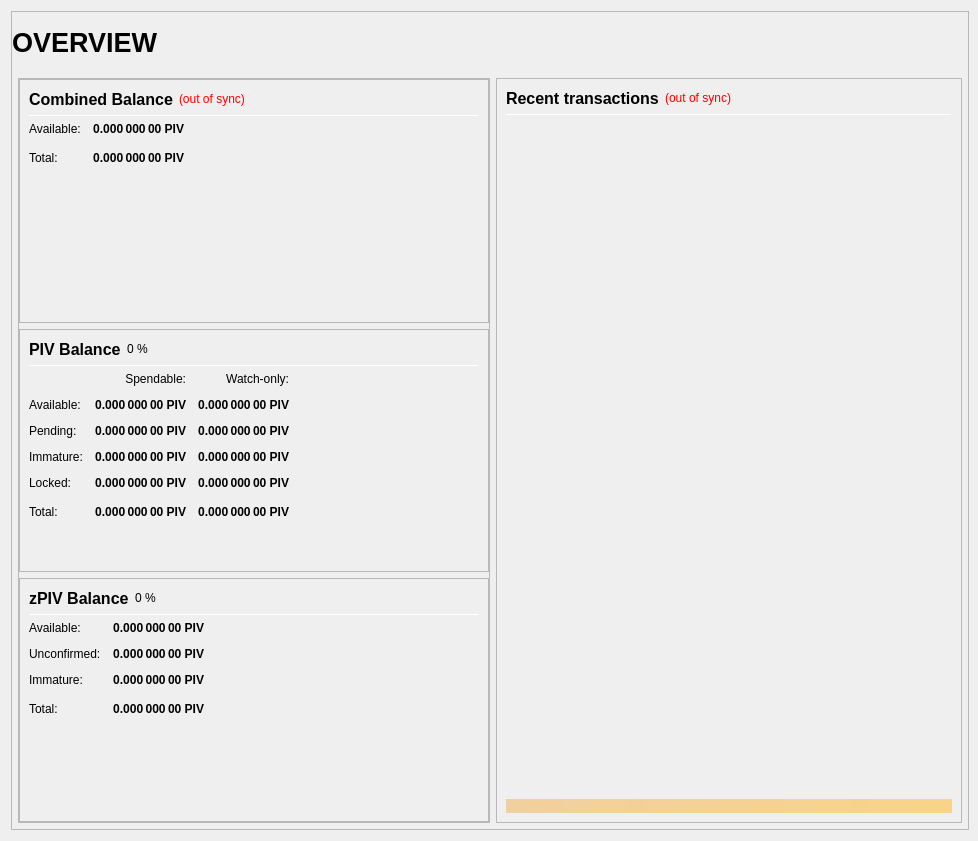
Before: the Qt Designer form src/qt/forms/overviewpage.ui in GoFundDev/GO-FUND, drawn with Qt 5.
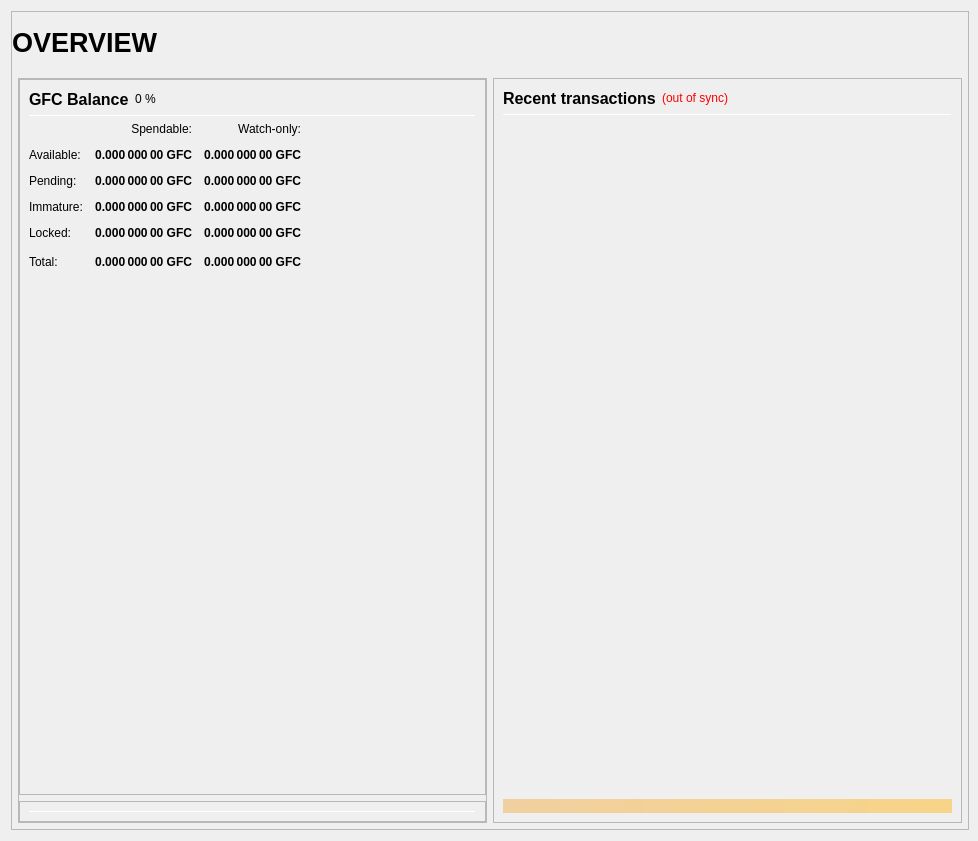
After: the same form once the commit is applied.

Patch:
```diff
--- a/src/qt/forms/overviewpage.ui
+++ b/src/qt/forms/overviewpage.ui
@@ -200,7 +200,7 @@
                  <property name="frameShadow">
                   <enum>QFrame::Raised</enum>
                  </property>
-                 <layout class="QVBoxLayout" name="verticalLayout" stretch="0,0,0">
+                 <layout class="QVBoxLayout" name="verticalLayout" stretch="0,0">
                   <property name="leftMargin">
                    <number>0</number>
                   </property>
@@ -213,199 +213,6 @@
                   <property name="bottomMargin">
                    <number>0</number>
                   </property>
-                  <item>
-                   <widget class="QFrame" name="frame_CombinedBalances">
-                    <property name="minimumSize">
-                     <size>
-                      <width>470</width>
-                      <height>0</height>
-                     </size>
-                    </property>
-                    <property name="frameShape">
-                     <enum>QFrame::StyledPanel</enum>
-                    </property>
-                    <property name="frameShadow">
-                     <enum>QFrame::Raised</enum>
-                    </property>
-                    <layout class="QVBoxLayout" name="verticalLayout_5">
-                     <item>
-                      <layout class="QHBoxLayout" name="horizontalLayout_5" stretch="0,0,0">
-                       <item>
-                        <widget class="QLabel" name="label_5z">
-                         <property name="minimumSize">
-                          <size>
-                           <width>0</width>
-                           <height>20</height>
-                          </size>
-                         </property>
-                         <property name="font">
-                          <font>
-                           <pointsize>12</pointsize>
-                           <weight>75</weight>
-                           <bold>true</bold>
-                          </font>
-                         </property>
-                         <property name="toolTip">
-                          <string>Combined Balance (including unconfirmed and immature coins)</string>
-                         </property>
-                         <property name="text">
-                          <string>Combined Balance</string>
-                         </property>
-                        </widget>
-                       </item>
-                       <item>
-                        <widget class="QLabel" name="labelWalletStatus">
-                         <property name="cursor">
-                          <cursorShape>WhatsThisCursor</cursorShape>
-                         </property>
-                         <property name="toolTip">
-                          <string>The displayed information may be out of date. Your wallet automatically synchronizes with the GoFund network after a connection is established, but this process has not completed yet.</string>
-                         </property>
-                         <property name="styleSheet">
-                          <string notr="true">QLabel { color: red; }</string>
-                         </property>
-                         <property name="text">
-                          <string notr="true">(out of sync)</string>
-                         </property>
-                         <property name="alignment">
-                          <set>Qt::AlignLeading|Qt::AlignLeft|Qt::AlignVCenter</set>
-                         </property>
-                        </widget>
-                       </item>
-                       <item>
-                        <spacer name="horizontalSpacer_1">
-                         <property name="orientation">
-                          <enum>Qt::Horizontal</enum>
-                         </property>
-                         <property name="sizeHint" stdset="0">
-                          <size>
-                           <width>40</width>
-                           <height>20</height>
-                          </size>
-                         </property>
-                        </spacer>
-                       </item>
-                      </layout>
-                     </item>
-                     <item>
-                      <widget class="Line" name="line_CombinedBalance">
-                       <property name="minimumSize">
-                        <size>
-                         <width>0</width>
-                         <height>1</height>
-                        </size>
-                       </property>
-                       <property name="maximumSize">
-                        <size>
-                         <width>16777215</width>
-                         <height>1</height>
-                        </size>
-                       </property>
-                       <property name="orientation">
-                        <enum>Qt::Horizontal</enum>
-                       </property>
-                      </widget>
-                     </item>
-                     <item>
-                      <layout class="QGridLayout" name="gridLayout_3">
-                       <property name="spacing">
-                        <number>12</number>
-                       </property>
-                       <item row="1" column="0">
-                        <widget class="QLabel" name="labelBalanceTextz">
-                         <property name="text">
-                          <string>Available:</string>
-                         </property>
-                        </widget>
-                       </item>
-                       <item row="1" column="1">
-                        <widget class="QLabel" name="labelBalancez">
-                         <property name="font">
-                          <font>
-                           <weight>75</weight>
-                           <bold>true</bold>
-                          </font>
-                         </property>
-                         <property name="cursor">
-                          <cursorShape>IBeamCursor</cursorShape>
-                         </property>
-                         <property name="toolTip">
-                          <string>Your current spendable balance</string>
-                         </property>
-                         <property name="text">
-                          <string notr="true">0.000 000 00 PIV</string>
-                         </property>
-                         <property name="alignment">
-                          <set>Qt::AlignRight|Qt::AlignTrailing|Qt::AlignVCenter</set>
-                         </property>
-                         <property name="textInteractionFlags">
-                          <set>Qt::LinksAccessibleByMouse|Qt::TextSelectableByKeyboard|Qt::TextSelectableByMouse</set>
-                         </property>
-                        </widget>
-                       </item>
-                       <item row="2" column="0">
-                        <widget class="QLabel" name="labelTotalTextz">
-                         <property name="text">
-                          <string>Total:</string>
-                         </property>
-                        </widget>
-                       </item>
-                       <item row="2" column="1">
-                        <widget class="QLabel" name="labelTotalz">
-                         <property name="font">
-                          <font>
-                           <weight>75</weight>
-                           <bold>true</bold>
-                          </font>
-                         </property>
-                         <property name="cursor">
-                          <cursorShape>IBeamCursor</cursorShape>
-                         </property>
-                         <property name="toolTip">
-                          <string>Total Balance, including all unavailable coins.</string>
-                         </property>
-                         <property name="text">
-                          <string notr="true">0.000 000 00 PIV</string>
-                         </property>
-                         <property name="alignment">
-                          <set>Qt::AlignRight|Qt::AlignTrailing|Qt::AlignVCenter</set>
-                         </property>
-                         <property name="textInteractionFlags">
-                          <set>Qt::LinksAccessibleByMouse|Qt::TextSelectableByKeyboard|Qt::TextSelectableByMouse</set>
-                         </property>
-                        </widget>
-                       </item>
-                       <item row="2" column="3">
-                        <spacer name="horizontalSpacer_2">
-                         <property name="orientation">
-                          <enum>Qt::Horizontal</enum>
-                         </property>
-                         <property name="sizeHint" stdset="0">
-                          <size>
-                           <width>40</width>
-                           <height>20</height>
-                          </size>
-                         </property>
-                        </spacer>
-                       </item>
-                      </layout>
-                     </item>
-                     <item>
-                      <spacer name="verticalSpacer_1">
-                       <property name="orientation">
-                        <enum>Qt::Vertical</enum>
-                       </property>
-                       <property name="sizeHint" stdset="0">
-                        <size>
-                         <width>20</width>
-                         <height>40</height>
-                        </size>
-                       </property>
-                      </spacer>
-                     </item>
-                    </layout>
-                   </widget>
-                  </item>
                   <item>
                    <widget class="QFrame" name="frame_Balances">
                     <property name="frameShape">
@@ -433,7 +240,7 @@
                           </font>
                          </property>
                          <property name="text">
-                          <string>PIV Balance</string>
+                          <string>GFC Balance</string>
                          </property>
                         </widget>
                        </item>
@@ -525,7 +332,7 @@
                           <string>Your current spendable balance</string>
                          </property>
                          <property name="text">
-                          <string notr="true">0.000 000 00 PIV</string>
+                          <string notr="true">0.000 000 00 GFC</string>
                          </property>
                          <property name="alignment">
                           <set>Qt::AlignRight|Qt::AlignTrailing|Qt::AlignVCenter</set>
@@ -550,7 +357,7 @@
                           <string>Your current balance in watch-only addresses</string>
                          </property>
                          <property name="text">
-                          <string notr="true">0.000 000 00 PIV</string>
+                          <string notr="true">0.000 000 00 GFC</string>
                          </property>
                          <property name="alignment">
                           <set>Qt::AlignRight|Qt::AlignTrailing|Qt::AlignVCenter</set>
@@ -582,7 +389,7 @@
                           <string>Total of transactions that have yet to be confirmed, and do not yet count toward the spendable balance</string>
                          </property>
                          <property name="text">
-                          <string notr="true">0.000 000 00 PIV</string>
+                          <string notr="true">0.000 000 00 GFC</string>
                          </property>
                          <property name="alignment">
                           <set>Qt::AlignRight|Qt::AlignTrailing|Qt::AlignVCenter</set>
@@ -607,7 +414,7 @@
                           <string>Unconfirmed transactions to watch-only addresses</string>
                          </property>
                          <property name="text">
-                          <string notr="true">0.000 000 00 PIV</string>
+                          <string notr="true">0.000 000 00 GFC</string>
                          </property>
                          <property name="alignment">
                           <set>Qt::AlignRight|Qt::AlignTrailing|Qt::AlignVCenter</set>
@@ -639,7 +446,7 @@
                           <string>Staked or masternode rewards that has not yet matured</string>
                          </property>
                          <property name="text">
-                          <string notr="true">0.000 000 00 PIV</string>
+                          <string notr="true">0.000 000 00 GFC</string>
                          </property>
                          <property name="alignment">
                           <set>Qt::AlignRight|Qt::AlignTrailing|Qt::AlignVCenter</set>
@@ -664,7 +471,7 @@
                           <string>Staked or masternode rewards in watch-only addresses that has not yet matured</string>
                          </property>
                          <property name="text">
-                          <string notr="true">0.000 000 00 PIV</string>
+                          <string notr="true">0.000 000 00 GFC</string>
                          </property>
                          <property name="alignment">
                           <set>Qt::AlignRight|Qt::AlignTrailing|Qt::AlignVCenter</set>
@@ -699,7 +506,7 @@
                           <string>Locked PIV or Masternode collaterals. These are excluded from zPIV minting.</string>
                          </property>
                          <property name="text">
-                          <string notr="true">0.000 000 00 PIV</string>
+                          <string notr="true">0.000 000 00 GFC</string>
                          </property>
                          <property name="alignment">
                           <set>Qt::AlignRight|Qt::AlignTrailing|Qt::AlignVCenter</set>
@@ -724,7 +531,7 @@
                           <string>Current locked balance in watch-only addresses</string>
                          </property>
                          <property name="text">
-                          <string notr="true">0.000 000 00 PIV</string>
+                          <string notr="true">0.000 000 00 GFC</string>
                          </property>
                          <property name="alignment">
                           <set>Qt::AlignRight|Qt::AlignTrailing|Qt::AlignVCenter</set>
@@ -759,7 +566,7 @@
                           <string>Your current GFC balance, unconfirmed and immature transactions included</string>
                          </property>
                          <property name="text">
-                          <string notr="true">0.000 000 00 PIV</string>
+                          <string notr="true">0.000 000 00 GFC</string>
                          </property>
                          <property name="alignment">
                           <set>Qt::AlignRight|Qt::AlignTrailing|Qt::AlignVCenter</set>
@@ -784,7 +591,7 @@
                           <string>Current total balance in watch-only addresses</string>
                          </property>
                          <property name="text">
-                          <string notr="true">0.000 000 00 PIV</string>
+                          <string notr="true">0.000 000 00 GFC</string>
                          </property>
                          <property name="alignment">
                           <set>Qt::AlignRight|Qt::AlignTrailing|Qt::AlignVCenter</set>
@@ -834,50 +641,6 @@
                      <enum>QFrame::Raised</enum>
                     </property>
                     <layout class="QVBoxLayout" name="verticalLayout_7">
-                     <item>
-                      <layout class="QHBoxLayout" name="horizontalLayout_8" stretch="0,0,0">
-                       <item>
-                        <widget class="QLabel" name="label_5z_3">
-                         <property name="minimumSize">
-                          <size>
-                           <width>0</width>
-                           <height>20</height>
-                          </size>
-                         </property>
-                         <property name="font">
-                          <font>
-                           <pointsize>12</pointsize>
-                           <weight>75</weight>
-                           <bold>true</bold>
-                          </font>
-                         </property>
-                         <property name="text">
-                          <string>zPIV Balance</string>
-                         </property>
-                        </widget>
-                       </item>
-                       <item>
-                        <widget class="QLabel" name="labelzPIVPercent">
-                         <property name="text">
-                          <string notr="true">0 %</string>
-                         </property>
-                        </widget>
-                       </item>
-                       <item>
-                        <spacer name="horizontalSpacer_11">
-                         <property name="orientation">
-                          <enum>Qt::Horizontal</enum>
-                         </property>
-                         <property name="sizeHint" stdset="0">
-                          <size>
-                           <width>40</width>
-                           <height>20</height>
-                          </size>
-                         </property>
-                        </spacer>
-                       </item>
-                      </layout>
-                     </item>
                      <item>
                       <widget class="Line" name="line_ZerocoinBalance">
                        <property name="minimumSize">
@@ -897,167 +660,6 @@
                        </property>
                       </widget>
                      </item>
-                     <item>
-                      <layout class="QGridLayout" name="gridLayout_5">
-                       <property name="spacing">
-                        <number>12</number>
-                       </property>
-                       <item row="1" column="0">
-                        <widget class="QLabel" name="labelzBalanceMatureText">
-                         <property name="toolTip">
-                          <string>Mature: more than 20 confirmation and more than 1 mint of the same denomination after it was minted.
-These zPIV are spendable.</string>
-                         </property>
-                         <property name="text">
-                          <string>Available:</string>
-                         </property>
-                        </widget>
-                       </item>
-                       <item row="1" column="1">
-                        <widget class="QLabel" name="labelzBalanceMature">
-                         <property name="font">
-                          <font>
-                           <weight>75</weight>
-                           <bold>true</bold>
-                          </font>
-                         </property>
-                         <property name="toolTip">
-                          <string>Mature: more than 20 confirmation and more than 1 mint of the same denomination after it was minted.
-These zPIV are spendable.</string>
-                         </property>
-                         <property name="text">
-                          <string notr="true">0.000 000 00 PIV</string>
-                         </property>
-                         <property name="alignment">
-                          <set>Qt::AlignRight|Qt::AlignTrailing|Qt::AlignVCenter</set>
-                         </property>
-                        </widget>
-                       </item>
-                       <item row="2" column="0">
-                        <widget class="QLabel" name="labelzBalanceUnconfirmedText">
-                         <property name="toolTip">
-                          <string>Unconfirmed: less than 20 confirmations
-Immature: confirmed, but less than 1 mint of the same denomination after it was minted</string>
-                         </property>
-                         <property name="text">
-                          <string>Unconfirmed:</string>
-                         </property>
-                        </widget>
-                       </item>
-                       <item row="2" column="1">
-                        <widget class="QLabel" name="labelzBalanceUnconfirmed">
-                         <property name="font">
-                          <font>
-                           <weight>75</weight>
-                           <bold>true</bold>
-                          </font>
-                         </property>
-                         <property name="toolTip">
-                          <string>Unconfirmed: less than 20 confirmations
-Immature: confirmed, but less than 1 mint of the same denomination after it was minted</string>
-                         </property>
-                         <property name="text">
-                          <string notr="true">0.000 000 00 PIV</string>
-                         </property>
-                         <property name="alignment">
-                          <set>Qt::AlignRight|Qt::AlignTrailing|Qt::AlignVCenter</set>
-                         </property>
-                        </widget>
-                       </item>
-                       <item row="3" column="0">
-                        <widget class="QLabel" name="labelzBalanceImmatureText">
-                         <property name="toolTip">
-                          <string>Unconfirmed: less than 20 confirmations
-Immature: confirmed, but less than 1 mint of the same denomination after it was minted</string>
-                         </property>
-                         <property name="text">
-                          <string>Immature:</string>
-                         </property>
-                        </widget>
-                       </item>
-                       <item row="3" column="1">
-                        <widget class="QLabel" name="labelzBalanceImmature">
-                         <property name="font">
-                          <font>
-                           <weight>75</weight>
-                           <bold>true</bold>
-                          </font>
-                         </property>
-                         <property name="toolTip">
-                          <string>Unconfirmed: less than 20 confirmations
-Immature: confirmed, but less than 1 mint of the same denomination after it was minted</string>
-                         </property>
-                         <property name="text">
-                          <string notr="true">0.000 000 00 PIV</string>
-                         </property>
-                         <property name="alignment">
-                          <set>Qt::AlignRight|Qt::AlignTrailing|Qt::AlignVCenter</set>
-                         </property>
-                        </widget>
-                       </item>
-                       <item row="4" column="0">
-                        <widget class="QLabel" name="labelzBalanceText">
-                         <property name="toolTip">
-                          <string>Your current zPIV balance, unconfirmed and immature zPIV included.</string>
-                         </property>
-                         <property name="text">
-                          <string>Total:</string>
-                         </property>
-                        </widget>
-                       </item>
-                       <item row="4" column="1">
-                        <widget class="QLabel" name="labelzBalance">
-                         <property name="font">
-                          <font>
-                           <weight>75</weight>
-                           <bold>true</bold>
-                          </font>
-                         </property>
-                         <property name="cursor">
-                          <cursorShape>IBeamCursor</cursorShape>
-                         </property>
-                         <property name="toolTip">
-                          <string>Your current zPIV balance, unconfirmed and immature zPIV included.</string>
-                         </property>
-                         <property name="text">
-                          <string notr="true">0.000 000 00 PIV</string>
-                         </property>
-                         <property name="alignment">
-                          <set>Qt::AlignRight|Qt::AlignTrailing|Qt::AlignVCenter</set>
-                         </property>
-                         <property name="textInteractionFlags">
-                          <set>Qt::LinksAccessibleByMouse|Qt::TextSelectableByKeyboard|Qt::TextSelectableByMouse</set>
-                         </property>
-                        </widget>
-                       </item>
-                       <item row="4" column="2">
-                        <spacer name="horizontalSpacer_4">
-                         <property name="orientation">
-                          <enum>Qt::Horizontal</enum>
-                         </property>
-                         <property name="sizeHint" stdset="0">
-                          <size>
-                           <width>40</width>
-                           <height>20</height>
-                          </size>
-                         </property>
-                        </spacer>
-                       </item>
-                      </layout>
-                     </item>
-                     <item>
-                      <spacer name="verticalSpacer_4">
-                       <property name="orientation">
-                        <enum>Qt::Vertical</enum>
-                       </property>
-                       <property name="sizeHint" stdset="0">
-                        <size>
-                         <width>20</width>
-                         <height>40</height>
-                        </size>
-                       </property>
-                      </spacer>
-                     </item>
                     </layout>
                    </widget>
                   </item>
```
Left out of the diff: 6 changed lines with no effect on the pictures.
